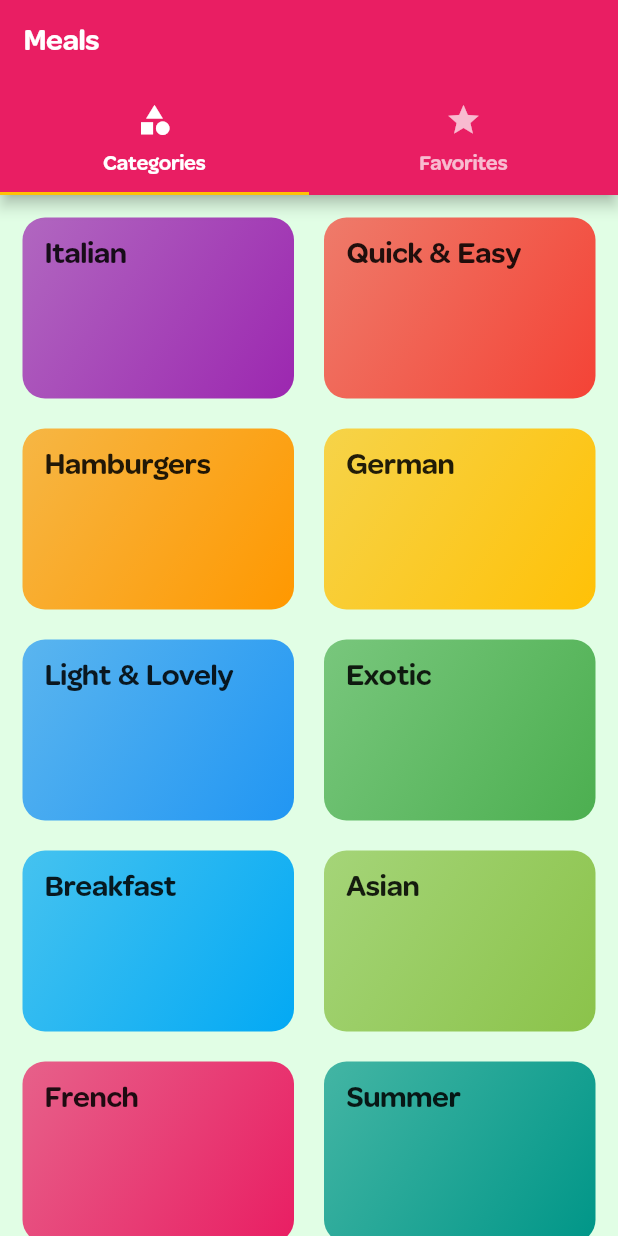
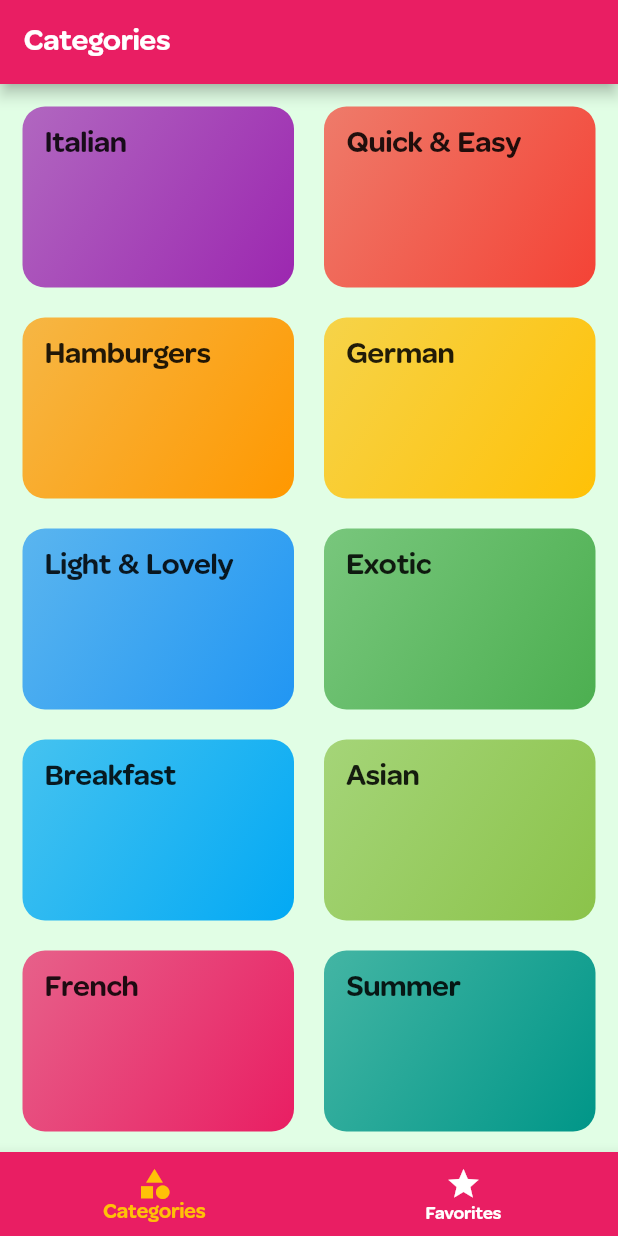
Before and after one commit to Latix/Quiz, a Flutter app: the screen it shows after launch, on a phone screen of 412 x 824 dp. Run offline on Flutter 3.47's test engine with Material 2 defaults, Android fonts, the phone set to English and light mode, and no system bars.

Commit message:
Added BOttom Tab Bar Navigation

```diff
--- a/lib/screens/tabs_screen.dart
+++ b/lib/screens/tabs_screen.dart
@@ -8,22 +8,44 @@ class TabScreen extends StatefulWidget {
 }
 
 class _TabScreenState extends State<TabScreen> {
+  final List<Map<String, Object>> _pages = [
+    {'page': CategoriesScreen(), 'title': 'Categories'},
+    {'page': FavoritesScreen(), 'title': 'Favorites'},
+  ];
+
+  int _selectedPageIndex = 0;
+  void _selectPage(int index) {
+    setState(() {
+      this._selectedPageIndex = index;
+    });
+  }
+
   @override
   Widget build(BuildContext context) {
-    return DefaultTabController(
-      length: 2,
-      initialIndex: 0,
-      child: Scaffold(
-          appBar: AppBar(title: Text('Meals'), bottom: TabBar(tabs: <Widget>[
-              Tab(icon: Icon(Icons.category), text: 'Categories',),
-              Tab(icon: Icon(Icons.star), text: 'Favorites',),
-            ],
-          ),
+    return Scaffold(
+          appBar: AppBar(title: Text(_pages[_selectedPageIndex]['title']),
         ),
-        body: TabBarView(children: <Widget>[
-          CategoriesScreen(), FavoritesScreen(),
-        ],),
-      ),
+        body: _pages[_selectedPageIndex]['page'],
+        bottomNavigationBar: BottomNavigationBar(
+          onTap: _selectPage,
+          backgroundColor: Theme.of(context).primaryColor,
+          unselectedItemColor: Colors.white,
+          selectedItemColor: Theme.of(context).accentColor,
+          currentIndex: _selectedPageIndex,
+          // type: BottomNavigationBarType.shifting,
+          items: [
+            BottomNavigationBarItem(
+              backgroundColor: Theme.of(context).primaryColor,
+              icon: Icon(Icons.category),
+              title: Text('Categories'),
+            ),
+            BottomNavigationBarItem(
+              backgroundColor: Theme.of(context).primaryColor,
+              icon: Icon(Icons.star),
+              title: Text('Favorites'),
+            ),
+          ],
+        ),
     );
   }
 }
```
